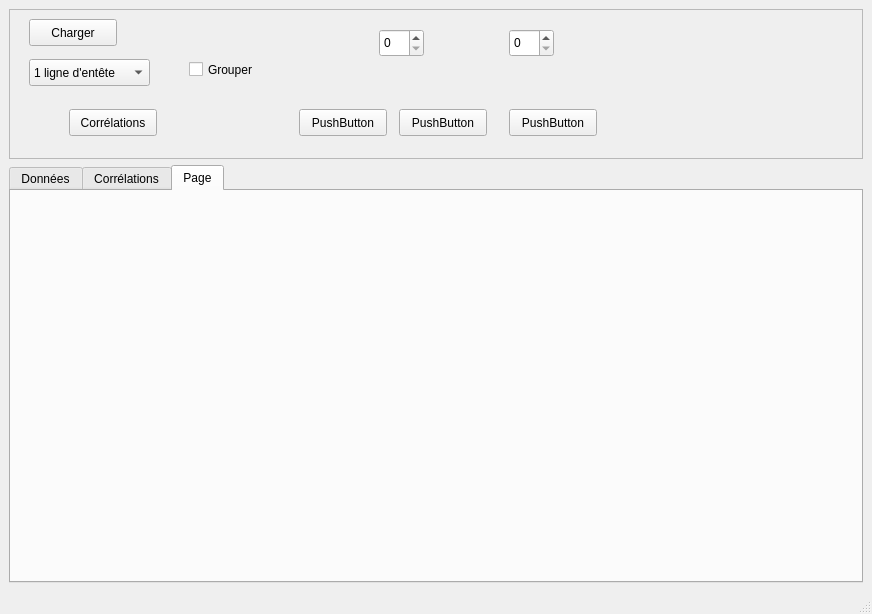
Qt form mainwindow.ui (jmichault/mini-statistiko) before a commit.
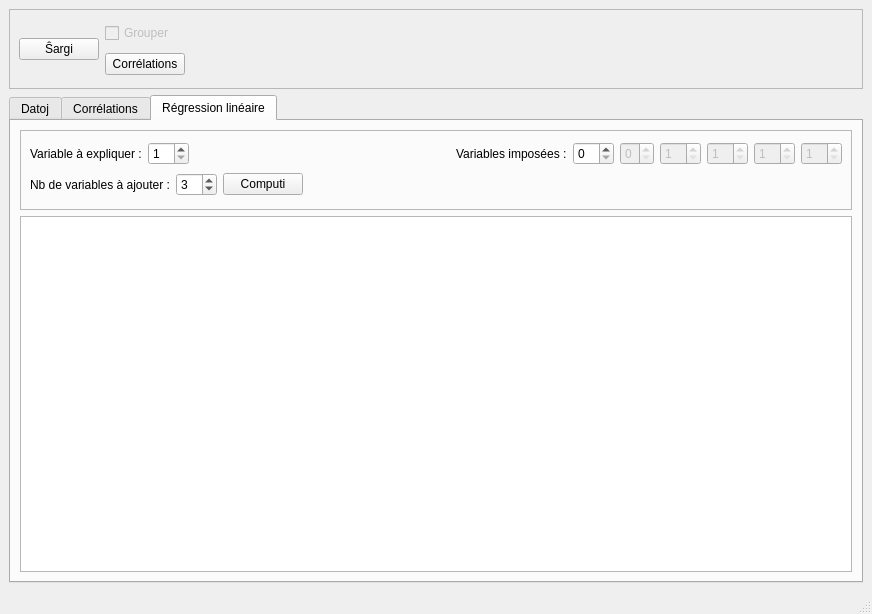
The same form after that commit. The open tabs and pages were chosen to show the change.

```diff
--- a/mainwindow.ui
+++ b/mainwindow.ui
@@ -2,6 +2,9 @@
 <ui version="4.0">
  <class>MainWindow</class>
  <widget class="QMainWindow" name="MainWindow">
+  <property name="enabled">
+   <bool>true</bool>
+  </property>
   <property name="geometry">
    <rect>
     <x>0</x>
@@ -29,10 +32,13 @@
    <layout class="QVBoxLayout" name="verticalLayout_2">
     <item>
      <widget class="QFrame" name="frame">
+      <property name="enabled">
+       <bool>true</bool>
+      </property>
       <property name="minimumSize">
        <size>
         <width>0</width>
-        <height>150</height>
+        <height>80</height>
        </size>
       </property>
       <property name="frameShape">
@@ -41,141 +47,53 @@
       <property name="frameShadow">
        <enum>QFrame::Raised</enum>
       </property>
-      <widget class="QPushButton" name="pushButton">
-       <property name="geometry">
-        <rect>
-         <x>500</x>
-         <y>100</y>
-         <width>88</width>
-         <height>27</height>
-        </rect>
-       </property>
-       <property name="text">
-        <string>PushButton</string>
-       </property>
-      </widget>
-      <widget class="QPushButton" name="Butono_Cor">
-       <property name="geometry">
-        <rect>
-         <x>60</x>
-         <y>100</y>
-         <width>88</width>
-         <height>27</height>
-        </rect>
-       </property>
-       <property name="text">
-        <string>Corrélations</string>
-       </property>
-      </widget>
-      <widget class="QPushButton" name="pushButton_3">
-       <property name="geometry">
-        <rect>
-         <x>290</x>
-         <y>100</y>
-         <width>88</width>
-         <height>27</height>
-        </rect>
-       </property>
-       <property name="text">
-        <string>PushButton</string>
-       </property>
-      </widget>
-      <widget class="QPushButton" name="pushButton_4">
-       <property name="geometry">
-        <rect>
-         <x>390</x>
-         <y>100</y>
-         <width>88</width>
-         <height>27</height>
-        </rect>
-       </property>
-       <property name="text">
-        <string>PushButton</string>
-       </property>
-      </widget>
-      <widget class="QSpinBox" name="spinBox">
-       <property name="geometry">
-        <rect>
-         <x>370</x>
-         <y>20</y>
-         <width>45</width>
-         <height>28</height>
-        </rect>
-       </property>
-      </widget>
-      <widget class="QSpinBox" name="spinBox_2">
-       <property name="geometry">
-        <rect>
-         <x>500</x>
-         <y>20</y>
-         <width>45</width>
-         <height>28</height>
-        </rect>
-       </property>
-      </widget>
-      <widget class="QPushButton" name="Butono_sxargi">
-       <property name="geometry">
-        <rect>
-         <x>20</x>
-         <y>10</y>
-         <width>88</width>
-         <height>27</height>
-        </rect>
-       </property>
-       <property name="text">
-        <string>Charger</string>
-       </property>
-      </widget>
-      <widget class="QComboBox" name="CB_kapo">
-       <property name="geometry">
-        <rect>
-         <x>20</x>
-         <y>50</y>
-         <width>121</width>
-         <height>27</height>
-        </rect>
-       </property>
-       <property name="editable">
-        <bool>false</bool>
-       </property>
-       <property name="currentText">
-        <string comment="pas d'entête">1 ligne d'entête</string>
-       </property>
-       <property name="currentIndex">
-        <number>1</number>
-       </property>
-       <property name="maxVisibleItems">
-        <number>3</number>
-       </property>
+      <layout class="QHBoxLayout" name="horizontalLayout_4">
        <item>
-        <property name="text">
-         <string>Pas d'entête</string>
-        </property>
+        <layout class="QVBoxLayout" name="verticalLayout_6">
+         <item>
+          <widget class="QPushButton" name="Butono_sxargi">
+           <property name="text">
+            <string>Ŝargi</string>
+           </property>
+          </widget>
+         </item>
+        </layout>
        </item>
        <item>
-        <property name="text">
-         <string>1 ligne d'entête</string>
-        </property>
+        <layout class="QVBoxLayout" name="verticalLayout_7">
+         <item>
+          <widget class="QCheckBox" name="CBGroupe">
+           <property name="enabled">
+            <bool>false</bool>
+           </property>
+           <property name="text">
+            <string>Grouper</string>
+           </property>
+          </widget>
+         </item>
+         <item>
+          <widget class="QPushButton" name="Butono_Cor">
+           <property name="text">
+            <string>Corrélations</string>
+           </property>
+          </widget>
+         </item>
+        </layout>
        </item>
        <item>
-        <property name="text">
-         <string>2 lignes d'entête</string>
-        </property>
+        <spacer name="horizontalSpacer_3">
+         <property name="orientation">
+          <enum>Qt::Horizontal</enum>
+         </property>
+         <property name="sizeHint" stdset="0">
+          <size>
+           <width>654</width>
+           <height>20</height>
+          </size>
+         </property>
+        </spacer>
        </item>
-      </widget>
-      <widget class="QCheckBox" name="CBGroupe">
-       <property name="geometry">
-        <rect>
-         <x>180</x>
-         <y>50</y>
-         <width>85</width>
-         <height>21</height>
-        </rect>
-       </property>
-       <property name="text">
-        <string>Grouper</string>
-       </property>
-      </widget>
+      </layout>
      </widget>
     </item>
     <item>
@@ -185,7 +103,7 @@
       </property>
       <widget class="QWidget" name="tab_data">
        <attribute name="title">
-        <string>Données</string>
+        <string>Datoj</string>
        </attribute>
        <layout class="QVBoxLayout" name="verticalLayout_4">
         <item>
@@ -211,6 +129,37 @@
              <enum>QFrame::Raised</enum>
             </property>
             <layout class="QHBoxLayout" name="horizontalLayout">
+             <item>
+              <widget class="QComboBox" name="CB_kapo">
+               <property name="editable">
+                <bool>false</bool>
+               </property>
+               <property name="currentText">
+                <string comment="pas d'entête">Pas d'entête</string>
+               </property>
+               <property name="currentIndex">
+                <number>0</number>
+               </property>
+               <property name="maxVisibleItems">
+                <number>3</number>
+               </property>
+               <item>
+                <property name="text">
+                 <string>Pas d'entête</string>
+                </property>
+               </item>
+               <item>
+                <property name="text">
+                 <string>1 ligne d'entête</string>
+                </property>
+               </item>
+               <item>
+                <property name="text">
+                 <string>2 lignes d'entête</string>
+                </property>
+               </item>
+              </widget>
+             </item>
              <item>
               <widget class="QPushButton" name="pushButton_6">
                <property name="text">
@@ -271,8 +220,163 @@
       </widget>
       <widget class="QWidget" name="tab">
        <attribute name="title">
-        <string>Page</string>
+        <string>Régression linéaire</string>
        </attribute>
+       <layout class="QVBoxLayout" name="verticalLayout_3">
+        <item>
+         <widget class="QFrame" name="frame_3">
+          <property name="minimumSize">
+           <size>
+            <width>0</width>
+            <height>80</height>
+           </size>
+          </property>
+          <property name="frameShape">
+           <enum>QFrame::StyledPanel</enum>
+          </property>
+          <property name="frameShadow">
+           <enum>QFrame::Raised</enum>
+          </property>
+          <layout class="QVBoxLayout" name="verticalLayout_5">
+           <item>
+            <layout class="QHBoxLayout" name="horizontalLayout_2">
+             <item>
+              <widget class="QLabel" name="label">
+               <property name="text">
+                <string>Variable à expliquer :</string>
+               </property>
+              </widget>
+             </item>
+             <item>
+              <widget class="QSpinBox" name="SB_Reg_V0">
+               <property name="minimum">
+                <number>1</number>
+               </property>
+              </widget>
+             </item>
+             <item>
+              <spacer name="horizontalSpacer">
+               <property name="orientation">
+                <enum>Qt::Horizontal</enum>
+               </property>
+               <property name="sizeHint" stdset="0">
+                <size>
+                 <width>40</width>
+                 <height>20</height>
+                </size>
+               </property>
+              </spacer>
+             </item>
+             <item>
+              <widget class="QLabel" name="label_2">
+               <property name="text">
+                <string>Variables imposées :</string>
+               </property>
+              </widget>
+             </item>
+             <item>
+              <widget class="QSpinBox" name="SBNbImp"/>
+             </item>
+             <item>
+              <widget class="QSpinBox" name="SBVar1">
+               <property name="enabled">
+                <bool>false</bool>
+               </property>
+               <property name="maximum">
+                <number>5</number>
+               </property>
+              </widget>
+             </item>
+             <item>
+              <widget class="QSpinBox" name="SBVar2">
+               <property name="enabled">
+                <bool>false</bool>
+               </property>
+               <property name="minimum">
+                <number>1</number>
+               </property>
+              </widget>
+             </item>
+             <item>
+              <widget class="QSpinBox" name="SBVar3">
+               <property name="enabled">
+                <bool>false</bool>
+               </property>
+               <property name="minimum">
+                <number>1</number>
+               </property>
+              </widget>
+             </item>
+             <item>
+              <widget class="QSpinBox" name="SBVar4">
+               <property name="enabled">
+                <bool>false</bool>
+               </property>
+               <property name="minimum">
+                <number>1</number>
+               </property>
+              </widget>
+             </item>
+             <item>
+              <widget class="QSpinBox" name="SBVar5">
+               <property name="enabled">
+                <bool>false</bool>
+               </property>
+               <property name="minimum">
+                <number>1</number>
+               </property>
+              </widget>
+             </item>
+            </layout>
+           </item>
+           <item>
+            <layout class="QHBoxLayout" name="horizontalLayout_3">
+             <item>
+              <widget class="QLabel" name="label_3">
+               <property name="text">
+                <string>Nb de variables à ajouter :</string>
+               </property>
+              </widget>
+             </item>
+             <item>
+              <widget class="QSpinBox" name="SBNbVars">
+               <property name="minimum">
+                <number>1</number>
+               </property>
+               <property name="value">
+                <number>3</number>
+               </property>
+              </widget>
+             </item>
+             <item>
+              <widget class="QPushButton" name="PBRegLin">
+               <property name="text">
+                <string>Computi</string>
+               </property>
+              </widget>
+             </item>
+             <item>
+              <spacer name="horizontalSpacer_2">
+               <property name="orientation">
+                <enum>Qt::Horizontal</enum>
+               </property>
+               <property name="sizeHint" stdset="0">
+                <size>
+                 <width>40</width>
+                 <height>20</height>
+                </size>
+               </property>
+              </spacer>
+             </item>
+            </layout>
+           </item>
+          </layout>
+         </widget>
+        </item>
+        <item>
+         <widget class="QTableWidget" name="tableWidget"/>
+        </item>
+       </layout>
       </widget>
      </widget>
     </item>
```
Left out of the diff: 2 changed lines with no effect on the pictures.
